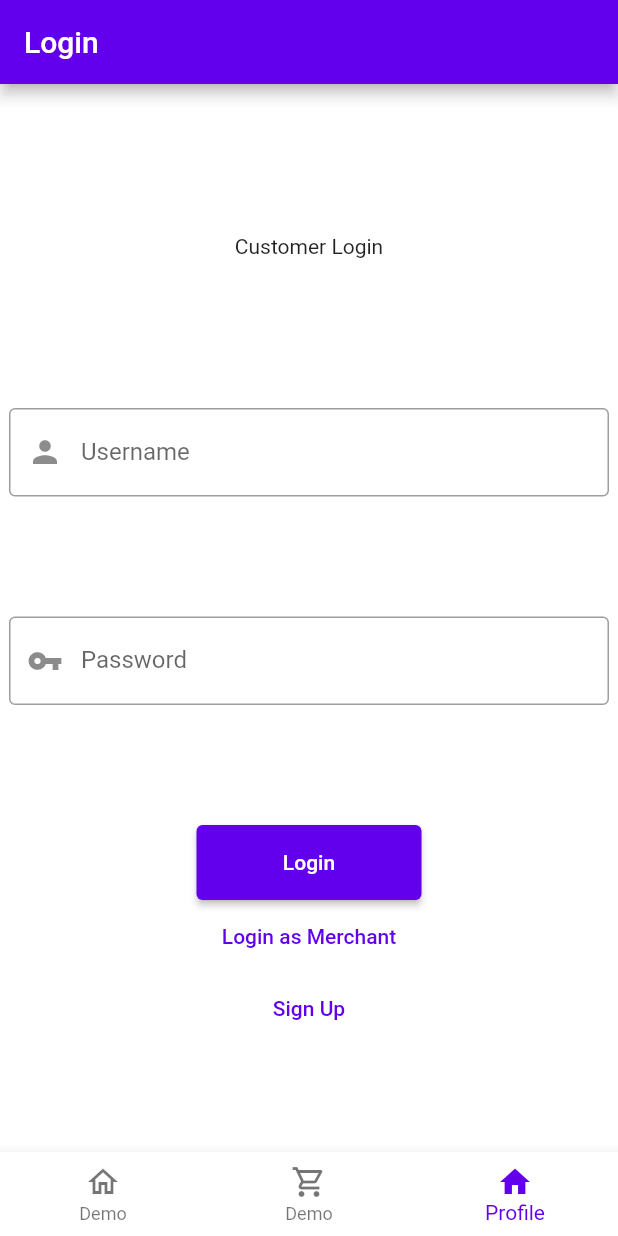
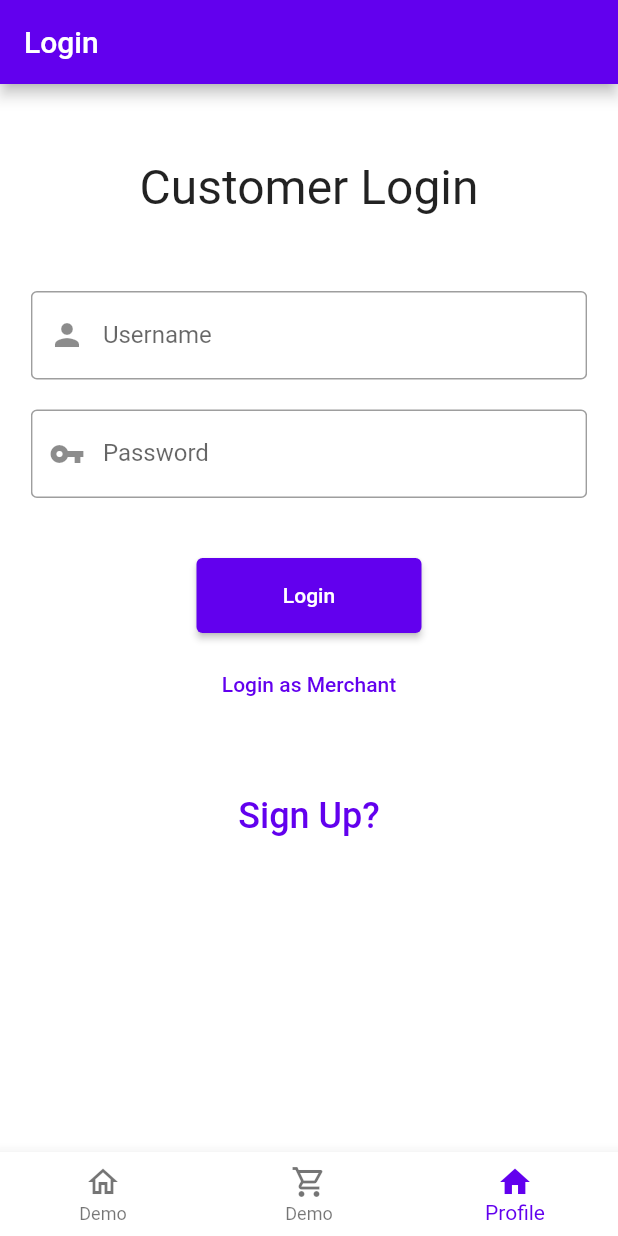
Before and after one commit to fluffysheepcloud/PieceOfCake, a Flutter app: the screen it shows after launch, item 3 of the bottom bar chosen, on a phone screen of 412 x 824 dp. Run offline on Flutter 3.47's test engine with Material 2 defaults, Android fonts, the phone set to English and light mode, and no system bars.

Commit message:
Add network module, and change login page a liitle

```diff
--- a/front-end/analysis_options.yaml
+++ b/front-end/analysis_options.yaml
@@ -22,6 +22,7 @@ linter:
   # `// ignore_for_file: name_of_lint` syntax on the line or in the file
   # producing the lint.
   rules:
+    prefer_const_constructors : false
     # avoid_print: false  # Uncomment to disable the `avoid_print` rule
     # prefer_single_quotes: true  # Uncomment to enable the `prefer_single_quotes` rule
 
--- /dev/null
+++ b/front-end/lib/network/customer_service.dart
@@ -0,0 +1,18 @@
+import 'package:http/http.dart' as http;
+import 'dart:convert';
+
+const String baseURL = "http://10.0.2.2:8080/api/customer";
+
+customerLogin(String username, String password) async {
+  String path = "/login";
+
+  var url = Uri.parse(baseURL + path);
+  var res =  await http.post(url,
+      body: {
+        'username': username,
+        'password': password
+      });
+  json.decode(res.body)
+  print(res.body);
+
+}
--- a/front-end/lib/pages/home.dart
+++ b/front-end/lib/pages/home.dart
@@ -1,4 +1,6 @@
 import 'package:flutter/material.dart';
+import 'package:frontend/network/customer_service.dart';
+
 
 class Home extends StatefulWidget {
   const Home({Key? key}) : super(key: key);
@@ -13,6 +15,16 @@ class _HomeState extends State<Home> {
     return Center(
       child: Column(
         children: [
+          SizedBox(height: 100,),
+          // Test
+          ElevatedButton(
+              onPressed: () {
+                customerLogin("cspeechley0", "qdAVscm");
+              },
+              child: Text("Test Login")
+          ),
+
+
           ElevatedButton(
             onPressed: () {
               Navigator.pushNamed(context, "/registration_select");
--- /dev/null
+++ b/front-end/lib/pages/profile/login.dart
@@ -0,0 +1,121 @@
+import 'package:flutter/material.dart';
+
+class Login extends StatefulWidget {
+  const Login({Key? key}) : super(key: key);
+
+  @override
+  _LoginState createState() => _LoginState();
+}
+
+class _LoginState extends State<Login> {
+
+  String _login_title = "Customer Login";
+  String _login_option = "Login as Merchant";
+  int _role = 0;
+
+  late TextEditingController _username;
+  late TextEditingController _password;
+
+  @override
+  void initState() {
+    super.initState();
+  }
+
+  @override
+  Widget build(BuildContext context) {
+    return Scaffold(
+      appBar: AppBar(title: Text("Login")),
+      body: Center(
+        child: SingleChildScrollView(
+          child: SizedBox(
+            width: MediaQuery.of(context).size.width * 0.9,
+            height: MediaQuery.of(context).size.height,
+            child: Column(
+              children: <Widget>[
+                SizedBox(height: 50.0),
+                // Login Title
+                Text(
+                  _login_title,
+                  style: TextStyle(
+                      fontSize: 32.0
+                  ),
+                ),
+                SizedBox(height: 50.0),
+                // Input username
+                TextField(
+                  decoration: InputDecoration(
+                    border: OutlineInputBorder(
+                      borderSide: BorderSide(
+                        width: 1,
+                        color: Colors.deepOrange,
+                      ),
+                    ),
+                    labelText: 'Username',
+                    hintText: 'Enter Username',
+                    prefixIcon: Icon(Icons.person),
+                    focusedBorder: OutlineInputBorder(
+                        borderSide: BorderSide(color: Colors.deepOrange))
+                  ),
+                ),
+                SizedBox(height: 20.0),
+                // Input password
+                TextField(
+                  obscureText: true,
+                  decoration: InputDecoration(
+                    border: OutlineInputBorder(),
+                    labelText: 'Password',
+                    hintText: 'Enter secure password',
+                    prefixIcon: Icon(Icons.vpn_key),
+                  ),
+                ),
+                SizedBox(height: 40),
+                ElevatedButton(
+                  style: ElevatedButton.styleFrom(
+                    minimumSize: Size(150, 50)
+                  ),
+                  child: Text("Login"),
+                  onPressed: () {
+                    //TODO: Implement Login Verification
+                  },
+                ),
+                SizedBox(height: 10),
+                TextButton(
+                  onPressed: (){
+                    if (_role == 0) {
+                      setState(() {
+                        _login_title = "Merchant Login";
+                        _login_option = "Login as Customer";
+                        _role = 1;
+                      });
+                    }
+                    else {
+                      setState(() {
+                        _login_title = "Customer Login";
+                        _login_option = "Login as Merchant";
+                        _role = 0;
+                      });
+                    }
+                  },
+                  child: Text(_login_option)
+                ),
+                SizedBox(height: 40),
+                TextButton(
+                    onPressed: () {
+                      Navigator.pushNamed(context, "/profile/registration_select");
+                    },
+                    child: Text(
+                      "Sign Up?",
+                      style: TextStyle(
+                        fontSize: 24.0,
+                      ),
+                    )
+                )
+              ],
+            ),
+          ),
+        )
+
+      )
+    );
+  }
+}
--- a/front-end/lib/pages/profile/loginp.dart
+++ /dev/null
@@ -1,97 +0,0 @@
-import 'package:flutter/material.dart';
-
-class Login extends StatefulWidget {
-  const Login({Key? key}) : super(key: key);
-
-  @override
-  _LoginState createState() => _LoginState();
-}
-
-class _LoginState extends State<Login> {
-
-  String _login_title = "Customer Login";
-  String _login_option = "Login as Merchant";
-  int _role = 0;
-
-  @override
-  Widget build(BuildContext context) {
-    return Scaffold(
-      appBar: AppBar(title: Text("Login")),
-      body: Center(
-        child: Container(
-          width: 400.0,
-          child: Column(
-            children: <Widget>[
-              SizedBox(height: 100.0),
-              Text(_login_title),
-              SizedBox(height: 100.0),
-              TextField(
-                decoration: InputDecoration(
-                    border: OutlineInputBorder(
-                      borderSide: BorderSide(
-                        width: 1,
-                        color: Colors.deepOrange,
-                      ),
-                    ),
-                    labelText: 'Username',
-                    hintText: 'Enter Username',
-                    prefixIcon: Icon(Icons.person),
-                    focusedBorder: OutlineInputBorder(
-                        borderSide: BorderSide(color: Colors.deepOrange))),
-              ),
-              SizedBox(height: 80.0),
-              TextField(
-                obscureText: true,
-                decoration: InputDecoration(
-                  border: OutlineInputBorder(),
-                  labelText: 'Password',
-                  hintText: 'Enter secure password',
-                  prefixIcon: Icon(Icons.vpn_key),
-                ),
-              ),
-              SizedBox(height: 80),
-              ElevatedButton(
-                style: ElevatedButton.styleFrom(
-                  minimumSize: Size(150, 50)
-                ),
-                child: Text("Login"),
-                onPressed: () {
-                  //TODO: Implement Login Verification
-                },
-              ),
-              Padding(
-                // TODO: Try to find another way to do adjust the text button
-                padding: EdgeInsets.fromLTRB(0, 0, 0, 0),
-                child: TextButton(
-                    onPressed: (){
-                      if (_role == 0) {
-                        setState(() {
-                          _login_title = "Merchant Login";
-                          _login_option = "Login as Customer";
-                          _role = 1;
-                        });
-                      }
-                      else {
-                        setState(() {
-                          _login_title = "Customer Login";
-                          _login_option = "Login as Merchant";
-                          _role = 0;
-                        });
-                      }
-                    },
-                    child: Text(_login_option)
-                ),
-              ),
-              TextButton(
-                onPressed: () {
-                  Navigator.pushNamed(context, "/profile/registration_select");
-                },
-                child: Text("Sign Up")
-              )
-            ],
-          ),
-        )
-      )
-    );
-  }
-}
--- a/front-end/lib/pages/profile/profile.dart
+++ b/front-end/lib/pages/profile/profile.dart
@@ -1,5 +1,5 @@
 import 'package:flutter/material.dart';
-import 'package:frontend/pages/profile/loginp.dart';
+import 'package:frontend/pages/profile/login.dart';
 
 
 
```
